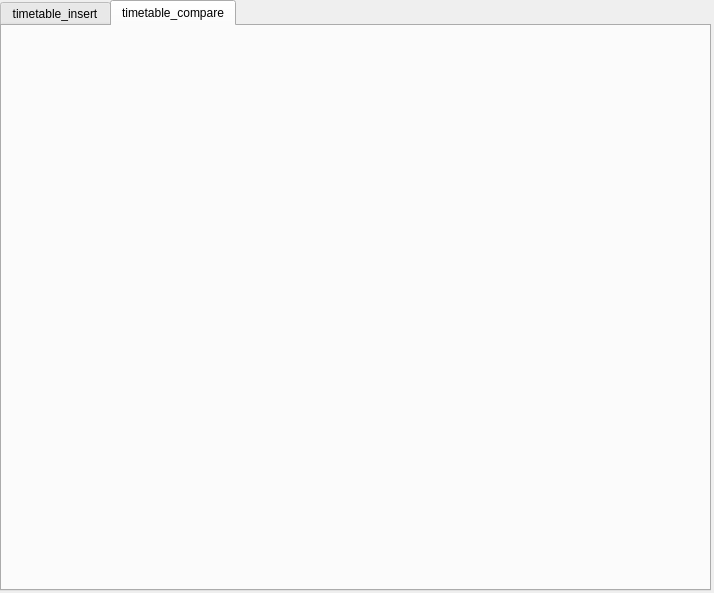
Above: schedule_manager/schedule.ui from mjlee111/schedule_manager_00 before the change. Below: the same form after it.
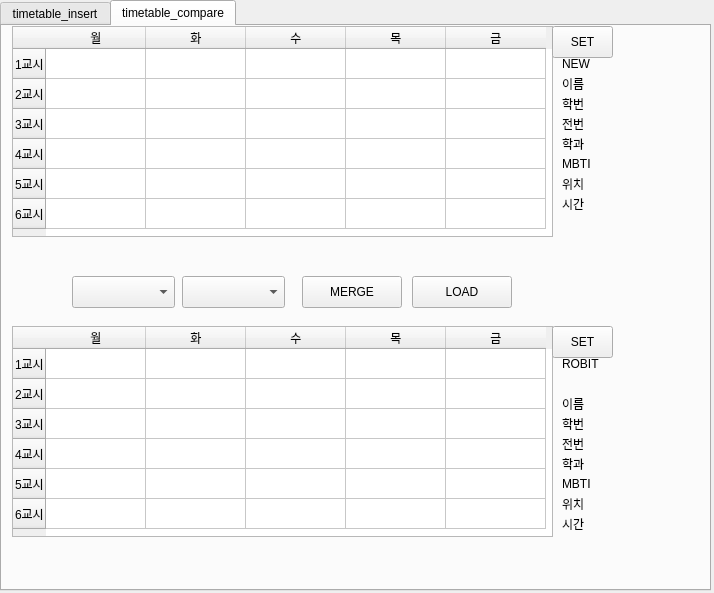
That is the form after the change. The open tabs and pages were chosen to show the change.

Patch:
```diff
--- a/schedule_manager/schedule.ui
+++ b/schedule_manager/schedule.ui
@@ -657,6 +657,621 @@
     <attribute name="title">
      <string>timetable_compare</string>
     </attribute>
+    <widget class="QTableWidget" name="new_time">
+     <property name="geometry">
+      <rect>
+       <x>10</x>
+       <y>0</y>
+       <width>541</width>
+       <height>211</height>
+      </rect>
+     </property>
+     <row>
+      <property name="text">
+       <string>1교시</string>
+      </property>
+     </row>
+     <row>
+      <property name="text">
+       <string>2교시</string>
+      </property>
+     </row>
+     <row>
+      <property name="text">
+       <string>3교시</string>
+      </property>
+     </row>
+     <row>
+      <property name="text">
+       <string>4교시</string>
+      </property>
+     </row>
+     <row>
+      <property name="text">
+       <string>5교시</string>
+      </property>
+     </row>
+     <row>
+      <property name="text">
+       <string>6교시</string>
+      </property>
+     </row>
+     <column>
+      <property name="text">
+       <string>월</string>
+      </property>
+     </column>
+     <column>
+      <property name="text">
+       <string>화</string>
+      </property>
+     </column>
+     <column>
+      <property name="text">
+       <string>수</string>
+      </property>
+     </column>
+     <column>
+      <property name="text">
+       <string>목</string>
+      </property>
+     </column>
+     <column>
+      <property name="text">
+       <string>금</string>
+      </property>
+     </column>
+    </widget>
+    <widget class="QTableWidget" name="robit_time">
+     <property name="geometry">
+      <rect>
+       <x>10</x>
+       <y>300</y>
+       <width>541</width>
+       <height>211</height>
+      </rect>
+     </property>
+     <row>
+      <property name="text">
+       <string>1교시</string>
+      </property>
+     </row>
+     <row>
+      <property name="text">
+       <string>2교시</string>
+      </property>
+     </row>
+     <row>
+      <property name="text">
+       <string>3교시</string>
+      </property>
+     </row>
+     <row>
+      <property name="text">
+       <string>4교시</string>
+      </property>
+     </row>
+     <row>
+      <property name="text">
+       <string>5교시</string>
+      </property>
+     </row>
+     <row>
+      <property name="text">
+       <string>6교시</string>
+      </property>
+     </row>
+     <column>
+      <property name="text">
+       <string>월</string>
+      </property>
+     </column>
+     <column>
+      <property name="text">
+       <string>화</string>
+      </property>
+     </column>
+     <column>
+      <property name="text">
+       <string>수</string>
+      </property>
+     </column>
+     <column>
+      <property name="text">
+       <string>목</string>
+      </property>
+     </column>
+     <column>
+      <property name="text">
+       <string>금</string>
+      </property>
+     </column>
+    </widget>
+    <widget class="QComboBox" name="new_list">
+     <property name="geometry">
+      <rect>
+       <x>70</x>
+       <y>250</y>
+       <width>103</width>
+       <height>32</height>
+      </rect>
+     </property>
+     <item>
+      <property name="text">
+       <string/>
+      </property>
+     </item>
+    </widget>
+    <widget class="QComboBox" name="robit_list">
+     <property name="geometry">
+      <rect>
+       <x>180</x>
+       <y>250</y>
+       <width>103</width>
+       <height>32</height>
+      </rect>
+     </property>
+     <item>
+      <property name="text">
+       <string/>
+      </property>
+     </item>
+    </widget>
+    <widget class="QPushButton" name="merge_btn">
+     <property name="geometry">
+      <rect>
+       <x>300</x>
+       <y>250</y>
+       <width>100</width>
+       <height>32</height>
+      </rect>
+     </property>
+     <property name="text">
+      <string>MERGE</string>
+     </property>
+    </widget>
+    <widget class="QPushButton" name="load_list">
+     <property name="geometry">
+      <rect>
+       <x>410</x>
+       <y>250</y>
+       <width>100</width>
+       <height>32</height>
+      </rect>
+     </property>
+     <property name="text">
+      <string>LOAD</string>
+     </property>
+    </widget>
+    <widget class="QPushButton" name="new_set_btn">
+     <property name="geometry">
+      <rect>
+       <x>550</x>
+       <y>0</y>
+       <width>61</width>
+       <height>32</height>
+      </rect>
+     </property>
+     <property name="text">
+      <string>SET</string>
+     </property>
+    </widget>
+    <widget class="QPushButton" name="robit_set_btn">
+     <property name="geometry">
+      <rect>
+       <x>550</x>
+       <y>300</y>
+       <width>61</width>
+       <height>32</height>
+      </rect>
+     </property>
+     <property name="text">
+      <string>SET</string>
+     </property>
+    </widget>
+    <widget class="QLabel" name="label_8">
+     <property name="geometry">
+      <rect>
+       <x>560</x>
+       <y>30</y>
+       <width>31</width>
+       <height>16</height>
+      </rect>
+     </property>
+     <property name="text">
+      <string>NEW</string>
+     </property>
+    </widget>
+    <widget class="QLabel" name="label_9">
+     <property name="geometry">
+      <rect>
+       <x>560</x>
+       <y>330</y>
+       <width>41</width>
+       <height>16</height>
+      </rect>
+     </property>
+     <property name="text">
+      <string>ROBIT</string>
+     </property>
+    </widget>
+    <widget class="QLabel" name="label_10">
+     <property name="geometry">
+      <rect>
+       <x>560</x>
+       <y>50</y>
+       <width>31</width>
+       <height>16</height>
+      </rect>
+     </property>
+     <property name="text">
+      <string>이름</string>
+     </property>
+    </widget>
+    <widget class="QLabel" name="new_name">
+     <property name="geometry">
+      <rect>
+       <x>590</x>
+       <y>50</y>
+       <width>111</width>
+       <height>16</height>
+      </rect>
+     </property>
+     <property name="text">
+      <string/>
+     </property>
+    </widget>
+    <widget class="QLabel" name="label_11">
+     <property name="geometry">
+      <rect>
+       <x>560</x>
+       <y>70</y>
+       <width>31</width>
+       <height>16</height>
+      </rect>
+     </property>
+     <property name="text">
+      <string>학번</string>
+     </property>
+    </widget>
+    <widget class="QLabel" name="new_student_num">
+     <property name="geometry">
+      <rect>
+       <x>590</x>
+       <y>70</y>
+       <width>111</width>
+       <height>16</height>
+      </rect>
+     </property>
+     <property name="text">
+      <string/>
+     </property>
+    </widget>
+    <widget class="QLabel" name="label_12">
+     <property name="geometry">
+      <rect>
+       <x>560</x>
+       <y>90</y>
+       <width>31</width>
+       <height>16</height>
+      </rect>
+     </property>
+     <property name="text">
+      <string>전번</string>
+     </property>
+    </widget>
+    <widget class="QLabel" name="new_phone_num">
+     <property name="geometry">
+      <rect>
+       <x>590</x>
+       <y>90</y>
+       <width>111</width>
+       <height>16</height>
+      </rect>
+     </property>
+     <property name="text">
+      <string/>
+     </property>
+    </widget>
+    <widget class="QLabel" name="new_department">
+     <property name="geometry">
+      <rect>
+       <x>590</x>
+       <y>110</y>
+       <width>111</width>
+       <height>16</height>
+      </rect>
+     </property>
+     <property name="text">
+      <string/>
+     </property>
+    </widget>
+    <widget class="QLabel" name="label_13">
+     <property name="geometry">
+      <rect>
+       <x>560</x>
+       <y>110</y>
+       <width>31</width>
+       <height>16</height>
+      </rect>
+     </property>
+     <property name="text">
+      <string>학과</string>
+     </property>
+    </widget>
+    <widget class="QLabel" name="new_MBTI">
+     <property name="geometry">
+      <rect>
+       <x>590</x>
+       <y>130</y>
+       <width>111</width>
+       <height>16</height>
+      </rect>
+     </property>
+     <property name="text">
+      <string/>
+     </property>
+    </widget>
+    <widget class="QLabel" name="label_14">
+     <property name="geometry">
+      <rect>
+       <x>560</x>
+       <y>130</y>
+       <width>31</width>
+       <height>16</height>
+      </rect>
+     </property>
+     <property name="text">
+      <string>MBTI</string>
+     </property>
+    </widget>
+    <widget class="QLabel" name="new_location">
+     <property name="geometry">
+      <rect>
+       <x>590</x>
+       <y>150</y>
+       <width>111</width>
+       <height>16</height>
+      </rect>
+     </property>
+     <property name="text">
+      <string/>
+     </property>
+    </widget>
+    <widget class="QLabel" name="label_15">
+     <property name="geometry">
+      <rect>
+       <x>560</x>
+       <y>150</y>
+       <width>31</width>
+       <height>16</height>
+      </rect>
+     </property>
+     <property name="text">
+      <string>위치</string>
+     </property>
+    </widget>
+    <widget class="QLabel" name="new_time_like">
+     <property name="geometry">
+      <rect>
+       <x>590</x>
+       <y>170</y>
+       <width>111</width>
+       <height>16</height>
+      </rect>
+     </property>
+     <property name="text">
+      <string/>
+     </property>
+    </widget>
+    <widget class="QLabel" name="label_16">
+     <property name="geometry">
+      <rect>
+       <x>560</x>
+       <y>170</y>
+       <width>31</width>
+       <height>16</height>
+      </rect>
+     </property>
+     <property name="text">
+      <string>시간</string>
+     </property>
+    </widget>
+    <widget class="QLabel" name="new_question">
+     <property name="geometry">
+      <rect>
+       <x>10</x>
+       <y>220</y>
+       <width>691</width>
+       <height>16</height>
+      </rect>
+     </property>
+     <property name="text">
+      <string/>
+     </property>
+    </widget>
+    <widget class="QLabel" name="ro_time">
+     <property name="geometry">
+      <rect>
+       <x>590</x>
+       <y>490</y>
+       <width>111</width>
+       <height>16</height>
+      </rect>
+     </property>
+     <property name="text">
+      <string/>
+     </property>
+    </widget>
+    <widget class="QLabel" name="label_18">
+     <property name="geometry">
+      <rect>
+       <x>560</x>
+       <y>450</y>
+       <width>31</width>
+       <height>16</height>
+      </rect>
+     </property>
+     <property name="text">
+      <string>MBTI</string>
+     </property>
+    </widget>
+    <widget class="QLabel" name="ro_MBTI">
+     <property name="geometry">
+      <rect>
+       <x>590</x>
+       <y>450</y>
+       <width>111</width>
+       <height>16</height>
+      </rect>
+     </property>
+     <property name="text">
+      <string/>
+     </property>
+    </widget>
+    <widget class="QLabel" name="label_19">
+     <property name="geometry">
+      <rect>
+       <x>560</x>
+       <y>370</y>
+       <width>31</width>
+       <height>16</height>
+      </rect>
+     </property>
+     <property name="text">
+      <string>이름</string>
+     </property>
+    </widget>
+    <widget class="QLabel" name="label_20">
+     <property name="geometry">
+      <rect>
+       <x>560</x>
+       <y>490</y>
+       <width>31</width>
+       <height>16</height>
+      </rect>
+     </property>
+     <property name="text">
+      <string>시간</string>
+     </property>
+    </widget>
+    <widget class="QLabel" name="ro_phone_num">
+     <property name="geometry">
+      <rect>
+       <x>590</x>
+       <y>410</y>
+       <width>111</width>
+       <height>16</height>
+      </rect>
+     </property>
+     <property name="text">
+      <string/>
+     </property>
+    </widget>
+    <widget class="QLabel" name="ro_department">
+     <property name="geometry">
+      <rect>
+       <x>590</x>
+       <y>430</y>
+       <width>111</width>
+       <height>16</height>
+      </rect>
+     </property>
+     <property name="text">
+      <string/>
+     </property>
+    </widget>
+    <widget class="QLabel" name="label_21">
+     <property name="geometry">
+      <rect>
+       <x>560</x>
+       <y>410</y>
+       <width>31</width>
+       <height>16</height>
+      </rect>
+     </property>
+     <property name="text">
+      <string>전번</string>
+     </property>
+    </widget>
+    <widget class="QLabel" name="ro_location">
+     <property name="geometry">
+      <rect>
+       <x>590</x>
+       <y>470</y>
+       <width>111</width>
+       <height>16</height>
+      </rect>
+     </property>
+     <property name="text">
+      <string/>
+     </property>
+    </widget>
+    <widget class="QLabel" name="ro_name">
+     <property name="geometry">
+      <rect>
+       <x>590</x>
+       <y>370</y>
+       <width>111</width>
+       <height>16</height>
+      </rect>
+     </property>
+     <property name="text">
+      <string/>
+     </property>
+    </widget>
+    <widget class="QLabel" name="label_22">
+     <property name="geometry">
+      <rect>
+       <x>560</x>
+       <y>470</y>
+       <width>31</width>
+       <height>16</height>
+      </rect>
+     </property>
+     <property name="text">
+      <string>위치</string>
+     </property>
+    </widget>
+    <widget class="QLabel" name="label_23">
+     <property name="geometry">
+      <rect>
+       <x>560</x>
+       <y>430</y>
+       <width>31</width>
+       <height>16</height>
+      </rect>
+     </property>
+     <property name="text">
+      <string>학과</string>
+     </property>
+    </widget>
+    <widget class="QLabel" name="ro_student_num">
+     <property name="geometry">
+      <rect>
+       <x>590</x>
+       <y>390</y>
+       <width>111</width>
+       <height>16</height>
+      </rect>
+     </property>
+     <property name="text">
+      <string/>
+     </property>
+    </widget>
+    <widget class="QLabel" name="label_24">
+     <property name="geometry">
+      <rect>
+       <x>560</x>
+       <y>390</y>
+       <width>31</width>
+       <height>16</height>
+      </rect>
+     </property>
+     <property name="text">
+      <string>학번</string>
+     </property>
+    </widget>
    </widget>
   </widget>
  </widget>
```
Left out of the diff: 2 changed lines with no effect on the pictures.
